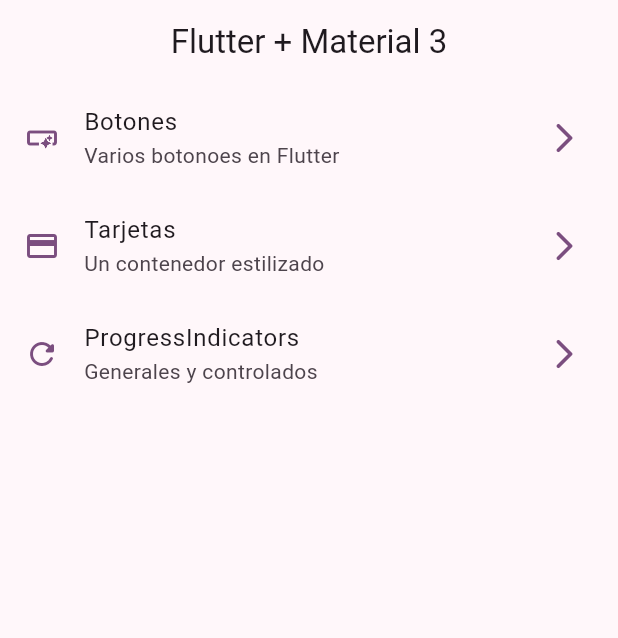
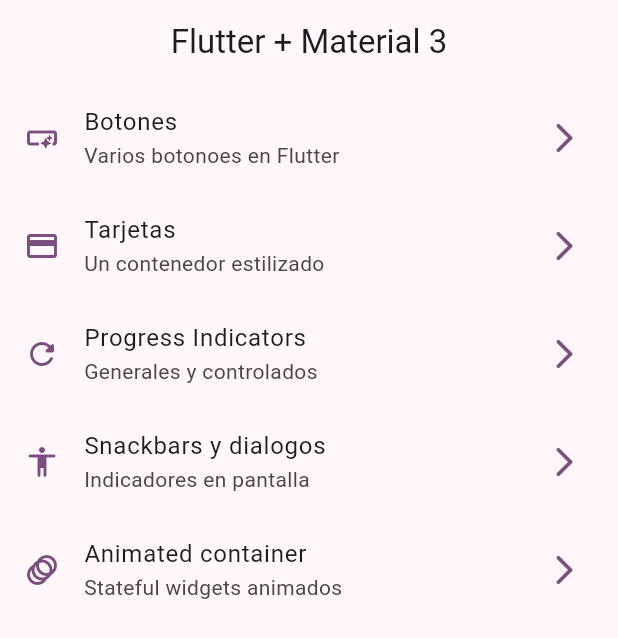
Before and after one commit to jhonnyjk/widgets_app, a Flutter app: the screen it shows after launch, on a phone screen of 412 x 824 dp. Shown: the top 638 px of the screen. Run offline on Flutter 3.47's test engine with Material 3 defaults, Android fonts, the phone set to English and light mode, and no system bars; our stand-ins replace go_router.

Commit message:
contenenedores y animaciones

```diff
--- a/lib/config/menu/menu_items.dart
+++ b/lib/config/menu/menu_items.dart
@@ -28,9 +28,21 @@ const appMenuItems = <MenuItems>[
     icon: Icons.credit_card,
   ),
   MenuItems(
-    title: 'ProgressIndicators',
+    title: 'Progress Indicators',
     subTitle: 'Generales y controlados',
     link: '/progress',
     icon: Icons.refresh_rounded,
   ),
+  MenuItems(
+    title: 'Snackbars y dialogos',
+    subTitle: 'Indicadores en pantalla',
+    link: '/snackbar_screen',
+    icon: Icons.accessibility_rounded,
+  ),
+  MenuItems(
+    title: 'Animated container',
+    subTitle: 'Stateful widgets animados',
+    link: '/animated',
+    icon: Icons.animation_rounded,
+  ),
 ];
--- a/lib/config/router/app_router.dart
+++ b/lib/config/router/app_router.dart
@@ -25,5 +25,15 @@ final appRouter = GoRouter(
       path: '/progress',
       builder: (context, state) => ProgressScreen(),
     ),
+    GoRoute(
+      name: SnackBarScreen.name,
+      path: '/snackbar_screen',
+      builder: (context, state) => SnackBarScreen(),
+    ),
+    GoRoute(
+      name: AnimatedScreen.name,
+      path: '/animated',
+      builder: (context, state) => AnimatedScreen(),
+    ),
   ],
 );
--- a/lib/main.dart
+++ b/lib/main.dart
@@ -12,6 +12,7 @@ class MainApp extends StatelessWidget {
   @override
   Widget build(BuildContext context) {
     return MaterialApp.router(
+      title: "Flutter widgets",
       routerConfig: appRouter,
       theme: AppTheme(selectedColor: 4).getAppTheme(),
       debugShowCheckedModeBanner: false,
--- a/lib/presentation/screens/progress/progress_screen.dart
+++ b/lib/presentation/screens/progress/progress_screen.dart
@@ -71,7 +71,7 @@ class _ControllerProgressIndicator extends StatelessWidget {
                   value: progressValue,
                   strokeWidth: 2,
                 ),
-                SizedBox(
+                const SizedBox(
                   width: 20,
                 ),
                 Expanded(
```
Also changed, not shown: lib/presentation/screens/animated/animated_screen.dart (+51 -2 lines), lib/presentation/screens/snackbar/snackbar_screen.dart (+74 -1 lines).
